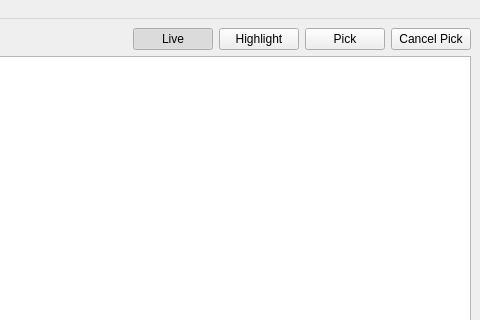
germaniumhq/germanium-selector-builder, file germaniumsb/MainWindow.ui: the form before one commit; both pictures show x 320 to 800 and y 0 to 320 of the 800 by 600 pixel window.
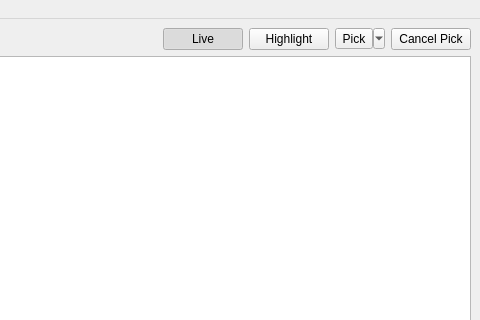
The form after the commit.

Commit message: Started work on multipick.

Patch:
```diff
--- a/germaniumsb/MainWindow.ui
+++ b/germaniumsb/MainWindow.ui
@@ -67,6 +67,9 @@
           <property name="checked">
            <bool>true</bool>
           </property>
+          <property name="flat">
+           <bool>false</bool>
+          </property>
          </widget>
         </item>
         <item>
@@ -77,10 +80,16 @@
          </widget>
         </item>
         <item>
-         <widget class="QPushButton" name="pickElementButton">
+         <widget class="QToolButton" name="pickElementButton">
           <property name="text">
            <string>Pick</string>
           </property>
+          <property name="popupMode">
+           <enum>QToolButton::MenuButtonPopup</enum>
+          </property>
+          <property name="toolButtonStyle">
+           <enum>Qt::ToolButtonTextOnly</enum>
+          </property>
          </widget>
         </item>
         <item>
```
The commit also changes 2 other files.
